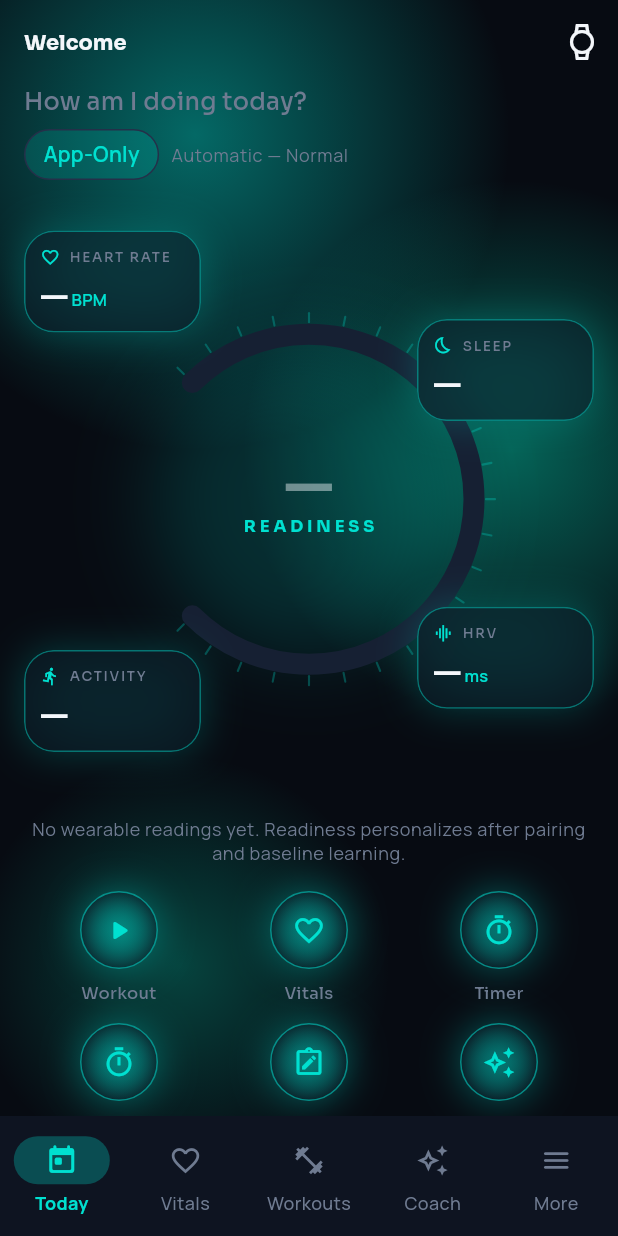
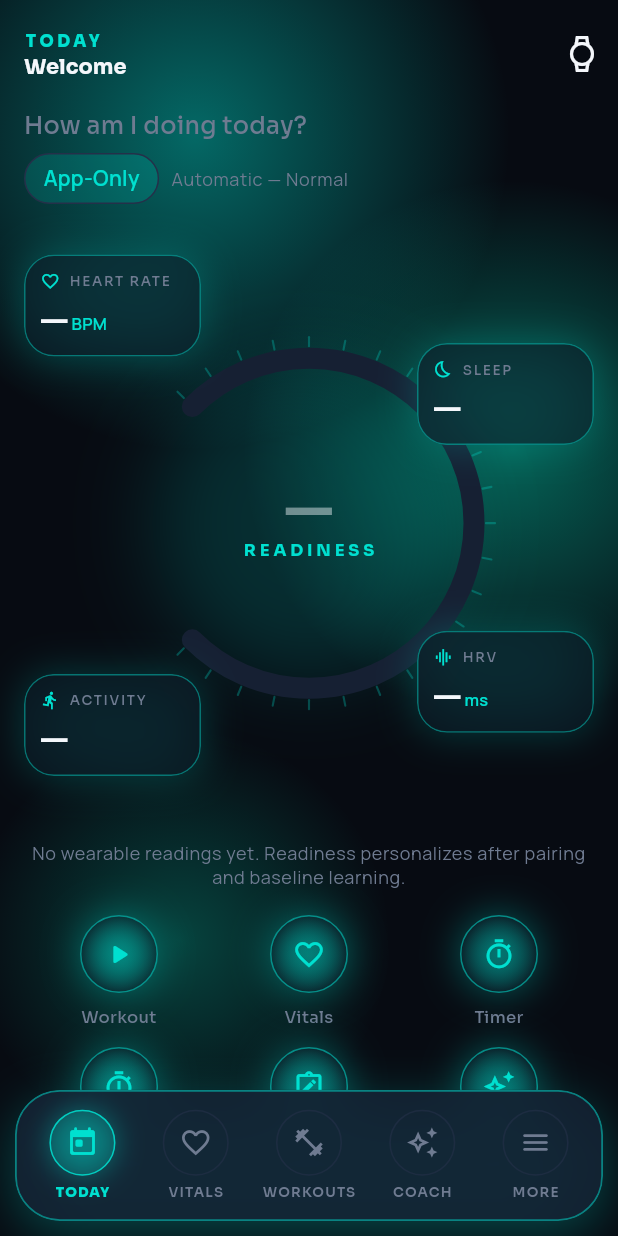
Before and after one commit to hkendale16-create/Vytal-Tek-2, a Flutter app: the TodayScreen screen opened by its route, on a phone screen of 412 x 824 dp. Run offline on Flutter 3.47's test engine with Material 3 defaults, Android fonts, the phone set to English and light mode, and no system bars; our stand-ins replace flutter_riverpod, go_router, google_fonts, in_app_purchase, permission_handler, shared_preferences; missing offline and left inert: in_app_purchase_android; accounts and stored records are empty.

Commit message:
Make the five-tab HUD dock visually obvious
Replace the Material NavigationBar (which still looked like Home / Activity / Sleep / Insights / Profile) with a glowing glass dock labeled TODAY, VITALS, WORKOUTS, COACH, and MORE, and mark the landing screen as TODAY.

Co-authored-by: hkendale16-create <hkendale16-create@users.noreply.github.com>

```diff
--- a/apps/mobile/lib/features/shell/app_shell.dart
+++ b/apps/mobile/lib/features/shell/app_shell.dart
@@ -1,10 +1,40 @@
 import 'package:flutter/material.dart';
 import 'package:go_router/go_router.dart';
+
+import 'vytal_hud_dock.dart';
 
 class AppShell extends StatelessWidget {
   const AppShell({super.key, required this.navigationShell});
 
   final StatefulNavigationShell navigationShell;
+
+  static const destinations = [
+    VytalHudDestination(
+      icon: Icons.today_outlined,
+      selectedIcon: Icons.today_rounded,
+      label: 'Today',
+    ),
+    VytalHudDestination(
+      icon: Icons.favorite_outline,
+      selectedIcon: Icons.favorite_rounded,
+      label: 'Vitals',
+    ),
+    VytalHudDestination(
+      icon: Icons.fitness_center_outlined,
+      selectedIcon: Icons.fitness_center_rounded,
+      label: 'Workouts',
+    ),
+    VytalHudDestination(
+      icon: Icons.auto_awesome_outlined,
+      selectedIcon: Icons.auto_awesome,
+      label: 'Coach',
+    ),
+    VytalHudDestination(
+      icon: Icons.menu_rounded,
+      selectedIcon: Icons.menu_open_rounded,
+      label: 'More',
+    ),
+  ];
 
   void _onTap(int index) {
     navigationShell.goBranch(
@@ -17,36 +47,14 @@ class AppShell extends StatelessWidget {
   Widget build(BuildContext context) {
     return Scaffold(
       body: navigationShell,
-      bottomNavigationBar: NavigationBar(
-        selectedIndex: navigationShell.currentIndex,
-        onDestinationSelected: _onTap,
-        destinations: const [
-          NavigationDestination(
-            icon: Icon(Icons.today_outlined),
-            selectedIcon: Icon(Icons.today_rounded),
-            label: 'Today',
-          ),
-          NavigationDestination(
-            icon: Icon(Icons.favorite_outline),
-            selectedIcon: Icon(Icons.favorite_rounded),
-            label: 'Vitals',
-          ),
-          NavigationDestination(
-            icon: Icon(Icons.fitness_center_outlined),
-            selectedIcon: Icon(Icons.fitness_center_rounded),
-            label: 'Workouts',
-          ),
-          NavigationDestination(
-            icon: Icon(Icons.auto_awesome_outlined),
-            selectedIcon: Icon(Icons.auto_awesome),
-            label: 'Coach',
-          ),
-          NavigationDestination(
-            icon: Icon(Icons.menu_rounded),
-            selectedIcon: Icon(Icons.menu_open_rounded),
-            label: 'More',
-          ),
-        ],
+      bottomNavigationBar: ColoredBox(
+        color: Theme.of(context).scaffoldBackgroundColor,
+        child: VytalHudDock(
+          key: const Key('vytal-hud-dock'),
+          index: navigationShell.currentIndex,
+          onSelect: _onTap,
+          destinations: destinations,
+        ),
       ),
     );
   }
--- /dev/null
+++ b/apps/mobile/lib/features/shell/vytal_hud_dock.dart
@@ -0,0 +1,157 @@
+import 'dart:ui';
+
+import 'package:flutter/material.dart';
+
+import '../../core/theme/vytal_colors.dart';
+import '../../core/theme/vytal_theme.dart';
+
+class VytalHudDestination {
+  const VytalHudDestination({
+    required this.icon,
+    required this.selectedIcon,
+    required this.label,
+  });
+
+  final IconData icon;
+  final IconData selectedIcon;
+  final String label;
+}
+
+/// Floating glass dock so the 5 product tabs cannot be mistaken for
+/// Material Home / Activity / Sleep / Insights / Profile.
+class VytalHudDock extends StatelessWidget {
+  const VytalHudDock({
+    super.key,
+    required this.index,
+    required this.onSelect,
+    required this.destinations,
+  });
+
+  final int index;
+  final ValueChanged<int> onSelect;
+  final List<VytalHudDestination> destinations;
+
+  @override
+  Widget build(BuildContext context) {
+    final extras = context.vytalExtras;
+    final isDark = Theme.of(context).brightness == Brightness.dark;
+    return Material(
+      color: Colors.transparent,
+      child: Padding(
+        padding: const EdgeInsets.fromLTRB(10, 0, 10, 10),
+        child: DecoratedBox(
+          decoration: BoxDecoration(
+            borderRadius: BorderRadius.circular(30),
+            boxShadow: [
+              BoxShadow(
+                color: VytalColors.teal.withValues(alpha: isDark ? 0.28 : 0.14),
+                blurRadius: 28,
+                offset: const Offset(0, 8),
+              ),
+            ],
+          ),
+          child: ClipRRect(
+            borderRadius: BorderRadius.circular(30),
+            child: BackdropFilter(
+              filter: ImageFilter.blur(sigmaX: 22, sigmaY: 22),
+              child: Container(
+                decoration: BoxDecoration(
+                  color: extras.elevated.withValues(alpha: isDark ? 0.78 : 0.92),
+                  borderRadius: BorderRadius.circular(30),
+                  border: Border.all(
+                    color: VytalColors.teal.withValues(alpha: isDark ? 0.5 : 0.35),
+                    width: 1.2,
+                  ),
+                ),
+                padding: const EdgeInsets.fromLTRB(6, 8, 6, 8),
+                child: Row(
+                  children: [
+                    for (var i = 0; i < destinations.length; i++)
+                      Expanded(
+                        child: _DockItem(
+                          destination: destinations[i],
+                          selected: i == index,
+                          onTap: () => onSelect(i),
+                        ),
+                      ),
+                  ],
+                ),
+              ),
+            ),
+          ),
+        ),
+      ),
+    );
+  }
+}
+
+class _DockItem extends StatelessWidget {
+  const _DockItem({
+    required this.destination,
+    required this.selected,
+    required this.onTap,
+  });
+
+  final VytalHudDestination destination;
+  final bool selected;
+  final VoidCallback onTap;
+
+  @override
+  Widget build(BuildContext context) {
+    final extras = context.vytalExtras;
+    final color = selected ? VytalColors.teal : extras.textMuted;
+    return InkWell(
+      onTap: onTap,
+      borderRadius: BorderRadius.circular(22),
+      child: Padding(
+        padding: const EdgeInsets.symmetric(vertical: 4),
+        child: Column(
+          mainAxisSize: MainAxisSize.min,
+          children: [
+            AnimatedContainer(
+              duration: const Duration(milliseconds: 180),
+              width: 44,
+              height: 44,
+              decoration: BoxDecoration(
+                shape: BoxShape.circle,
+                color: selected
+                    ? VytalColors.teal.withValues(alpha: 0.16)
+                    : Colors.transparent,
+                border: Border.all(
+                  color: selected
+                      ? VytalColors.teal.withValues(alpha: 0.85)
+                      : extras.border.withValues(alpha: 0.6),
+                ),
+                boxShadow: selected
+                    ? [
+                        BoxShadow(
+                          color: VytalColors.teal.withValues(alpha: 0.4),
+                          blurRadius: 16,
+                        ),
+                      ]
+                    : null,
+              ),
+              child: Icon(
+                selected ? destination.selectedIcon : destination.icon,
+                color: color,
+                size: 22,
+              ),
+            ),
+            const SizedBox(height: 4),
+            Text(
+              destination.label.toUpperCase(),
+              maxLines: 1,
+              overflow: TextOverflow.ellipsis,
+              style: Theme.of(context).textTheme.labelSmall?.copyWith(
+                    color: color,
+                    fontWeight: selected ? FontWeight.w800 : FontWeight.w600,
+                    letterSpacing: 0.8,
+                    fontSize: 9,
+                  ),
+            ),
+          ],
+        ),
+      ),
+    );
+  }
+}
--- a/apps/mobile/lib/features/today/today_screen.dart
+++ b/apps/mobile/lib/features/today/today_screen.dart
@@ -2,6 +2,7 @@ import 'package:flutter/material.dart';
 import 'package:flutter_riverpod/flutter_riverpod.dart';
 import 'package:go_router/go_router.dart';
 
+import '../../core/theme/vytal_colors.dart';
 import '../../core/theme/vytal_theme.dart';
 import '../../devices/connection/device_connection_controller.dart';
 import '../../domain/devices/device_connection_state.dart';
@@ -43,9 +44,23 @@ class TodayScreen extends ConsumerWidget {
             slivers: [
               SliverAppBar(
                 pinned: true,
+                toolbarHeight: 72,
                 backgroundColor: Colors.transparent,
                 surfaceTintColor: Colors.transparent,
-                title: Text(greeting),
+                title: Column(
+                  crossAxisAlignment: CrossAxisAlignment.start,
+                  children: [
+                    Text(
+                      'TODAY',
+                      style: theme.textTheme.labelSmall?.copyWith(
+                        color: VytalColors.teal,
+                        letterSpacing: 2.4,
+                        fontWeight: FontWeight.w800,
+                      ),
+                    ),
+                    Text(greeting),
+                  ],
+                ),
                 actions: [
                   IconButton(
                     tooltip: 'Devices',
```
Also changed, not shown: 2 other files.
